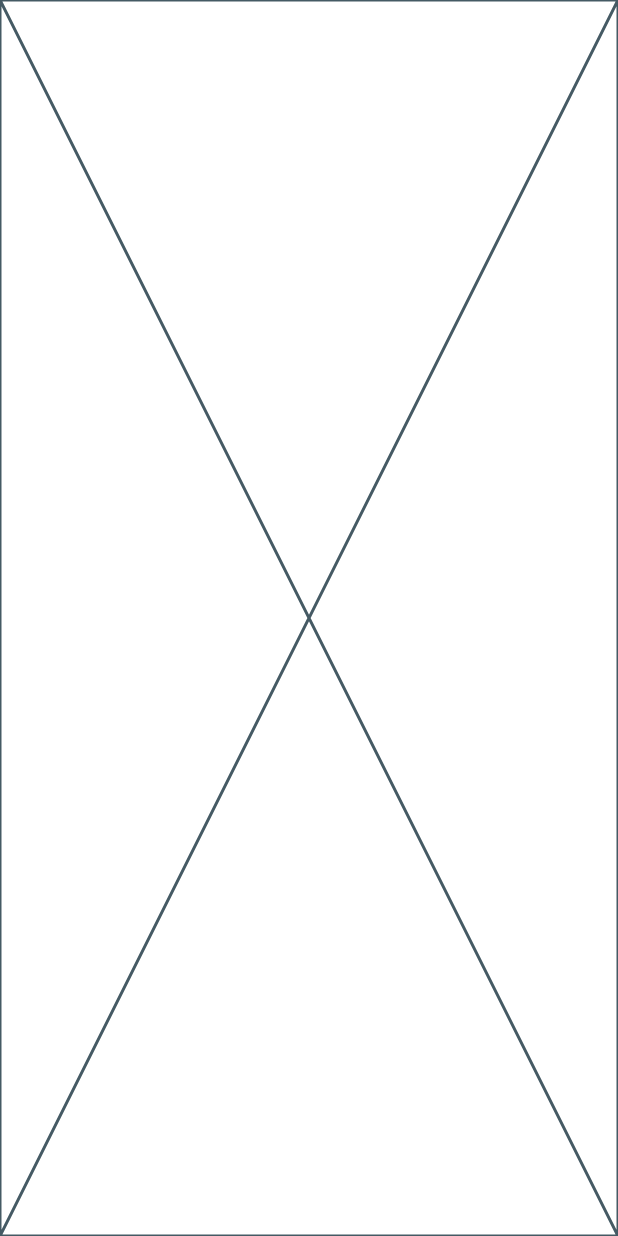
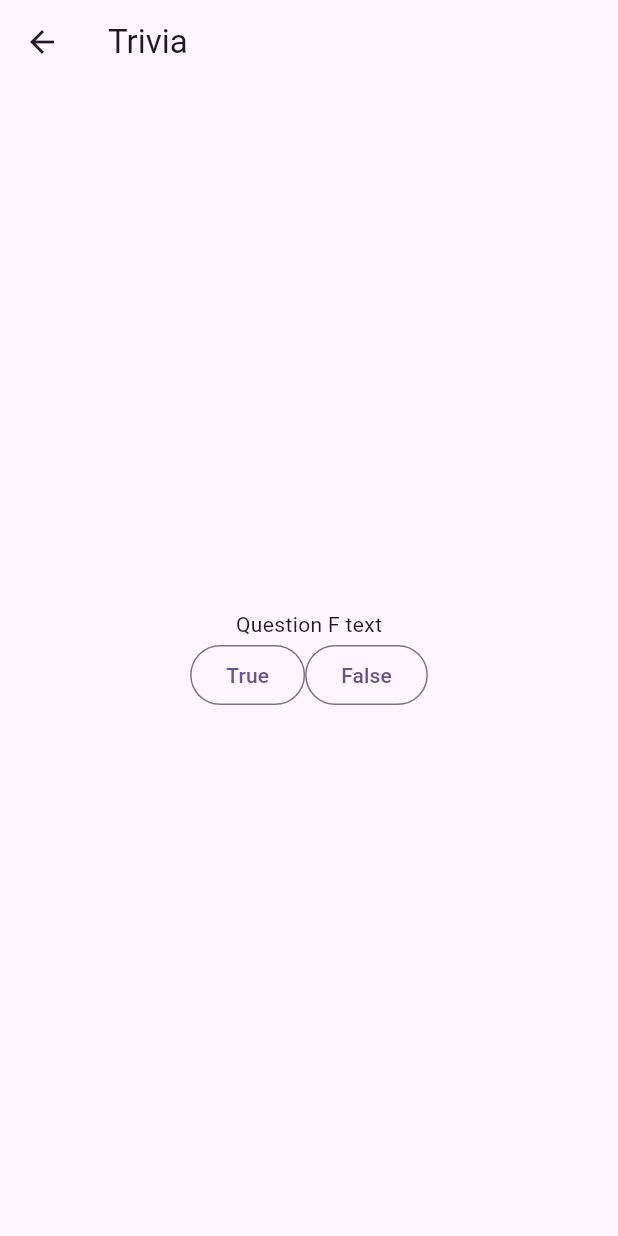
Before and after one commit to AlexanderCecile/app_dev_2_lab_2, a Flutter app: the screen it shows after launch, after a tap on "Part 2", on a phone screen of 412 x 824 dp. Run offline on Flutter 3.47's test engine with Material 3 defaults, Android fonts, the light colour scheme and no system bars; our stand-ins replace audioplayers.

Commit message:
Part 1 complete, part 2 almost complete.

```diff
--- a/lib/main.dart
+++ b/lib/main.dart
@@ -1,5 +1,7 @@
+import 'package:flutter/material.dart';
 import 'package:app_dev_2_lab_2/part_1.dart';
-import 'package:flutter/material.dart';
+import 'package:app_dev_2_lab_2/part_2.dart';
+
 
 void main() {
   runApp(const MyApp());
@@ -29,21 +31,23 @@ class HomePage extends StatelessWidget {
   Widget build(BuildContext context) {
     return Scaffold(
       appBar: AppBar(),
-      body: Column(
+      body: Center(
+        child: Column(mainAxisAlignment: MainAxisAlignment.center,
           children: [
+            OutlinedButton(
+                onPressed: () {
+                  Navigator.of(context).push(
+                      MaterialPageRoute(builder: (context) => Part1Main()));
+                },
+                child: Text('Part 1')),
             OutlinedButton(
                 onPressed: () {
                   Navigator.of(context).push(
                       MaterialPageRoute(builder: (context) => Part2Main()));
                 },
-              child: Text('Part 1')),
-          OutlinedButton(
-              onPressed: () {
-                Navigator.of(context).push(
-                    MaterialPageRoute(builder: (context) => Placeholder()));
-              },
                 child: Text('Part 2')),
           ],
+        ),
       ),
     );
   }
--- /dev/null
+++ b/lib/part_2.dart
@@ -0,0 +1,90 @@
+import 'package:flutter/material.dart';
+
+Map<String, bool> questions = {
+  'Question A text': false,
+  'Question B text': true,
+  'Question C text': true,
+  'Question D text': true,
+  'Question E text': false,
+  'Question F text': true,
+  'Question G text': false,
+  'Question H text': true,
+  'Question I text': false,
+  'Question J text': false
+};
+
+class Part2Main extends StatefulWidget {
+  const Part2Main({super.key});
+
+  @override
+  State<Part2Main> createState() => _Part2MainState();
+}
+
+class _Part2MainState extends State<Part2Main> {
+  late List<MapEntry<String, bool>> randomQuestions;
+
+  @override
+  void didChangeDependencies() {
+    super.didChangeDependencies();
+    randomQuestions = questions.entries.toList();
+    randomQuestions.shuffle();
+    debugPrint(randomQuestions.toString());
+  }
+
+  @override
+  Widget build(BuildContext context) {
+    return Scaffold(
+      appBar: AppBar(
+        title: Text('Trivia'),
+      ),
+      body: TriviaQuestion(questions: randomQuestions, score: 0),
+    );
+  }
+}
+
+class TriviaQuestion extends StatelessWidget {
+  final List questions;
+  final int score;
+
+  const TriviaQuestion(
+      {super.key, required this.questions, required this.score});
+
+  @override
+  Widget build(BuildContext context) {
+    if (questions.isEmpty) {
+      return Scaffold(
+          body: Center(child: Text('Quiz complete! Score: ${score} / 10')));
+    } else {
+      return Column(
+        mainAxisAlignment: MainAxisAlignment.center,
+        children: [
+          Text(questions.firstOrNull.key),
+          Row(mainAxisAlignment: MainAxisAlignment.center, children: [
+            OutlinedButton(
+                onPressed: () {
+                  Navigator.of(context).push(MaterialPageRoute(
+                      builder: (context) => Scaffold(
+                          body: TriviaQuestion(
+                              questions: questions.sublist(1),
+                              score: questions.firstOrNull.value
+                                  ? score + 1
+                                  : score))));
+                },
+                child: Text('True')),
+            OutlinedButton(
+                onPressed: () {
+                  Navigator.of(context).push(MaterialPageRoute(
+                      builder: (context) => Scaffold(
+                          body: TriviaQuestion(
+                              questions: questions.sublist(1),
+                              score: !questions.firstOrNull.value
+                                  ? score + 1
+                                  : score))));
+                },
+                child: Text('False'))
+          ])
+        ],
+      );
+    }
+  }
+}
--- a/pubspec.yaml
+++ b/pubspec.yaml
@@ -30,6 +30,7 @@ environment:
 dependencies:
   flutter:
     sdk: flutter
+  audioplayers: ^1.1.1
 
 
   # The following adds the Cupertino Icons font to your application.
@@ -88,3 +89,6 @@ flutter:
   #
   # For details regarding fonts from package dependencies,
   # see https://flutter.dev/custom-fonts/#from-packages
+
+  assets:
+    - assets/
```
Also changed, not shown: assets/INFO.txt (added, +8 -0 lines), lib/part_1.dart (+88 -3 lines), pubspec.lock, 5 other files. Lines whose indentation alone changed are shown as unchanged.
